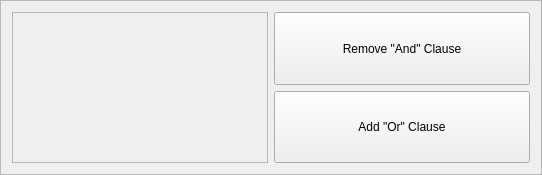
First picture: the form in ui/SearchAndClauseFrame.ui, repository CS-4820-Library-Project/COUNTER-5-Report-Tool-2020-5.0, before the edit.
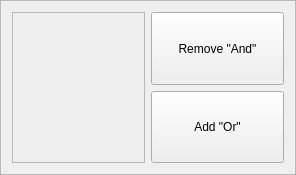
Second picture: the form after the edit.

Commit message: cleaned up Search UI a bit, moved LIKE/NOT LIKE to top of comparisons

Diff of the .ui file:
```diff
--- a/ui/SearchAndClauseFrame.ui
+++ b/ui/SearchAndClauseFrame.ui
@@ -6,7 +6,7 @@
    <rect>
     <x>0</x>
     <y>0</y>
-    <width>542</width>
+    <width>296</width>
     <height>175</height>
    </rect>
   </property>
@@ -35,7 +35,7 @@
       </sizepolicy>
      </property>
      <property name="text">
-      <string>Remove &quot;And&quot; Clause</string>
+      <string>Remove &quot;And&quot;</string>
      </property>
     </widget>
    </item>
@@ -48,7 +48,7 @@
       </sizepolicy>
      </property>
      <property name="text">
-      <string>Add &quot;Or&quot; Clause</string>
+      <string>Add &quot;Or&quot;</string>
      </property>
     </widget>
    </item>
```
The commit also changes 6 other files.
